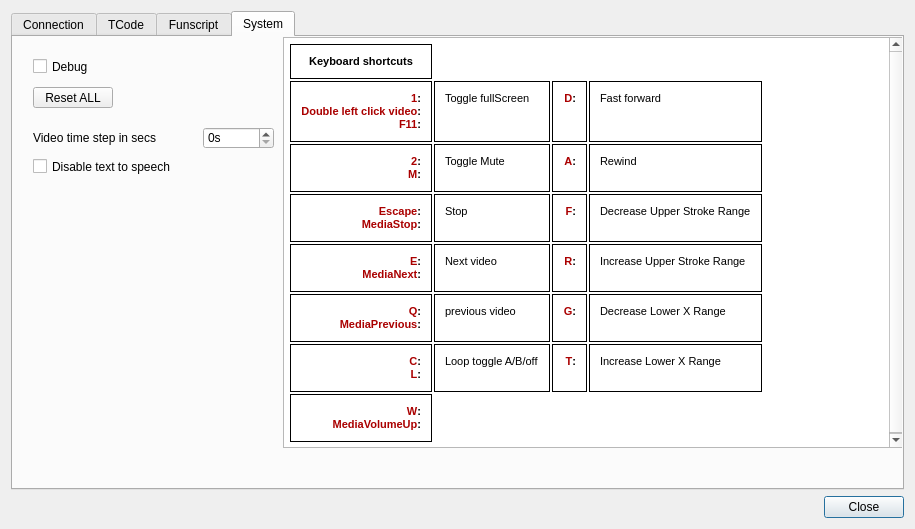
Qt form src/settings.ui (jcfain/XTPlayer) before a commit.
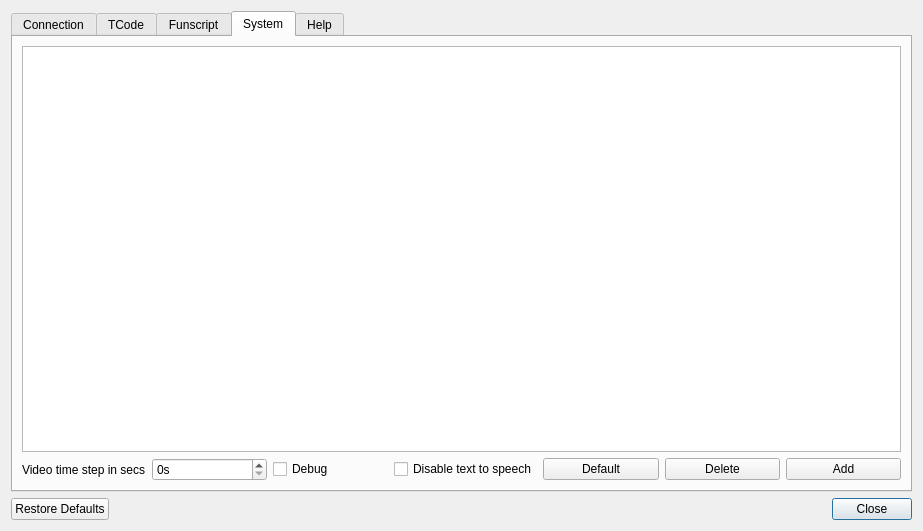
The same form after that commit. The open tabs and pages were chosen to show the change. Icons and pictures are not drawn.

Commit message: Adding the ability to add/delete/customize tcode channels. Fixed some issues with saving some multipliers.

The edit to the form file:
```diff
--- a/src/settings.ui
+++ b/src/settings.ui
@@ -6,8 +6,8 @@
    <rect>
     <x>0</x>
     <y>0</y>
-    <width>915</width>
-    <height>529</height>
+    <width>923</width>
+    <height>531</height>
    </rect>
   </property>
   <property name="windowTitle">
@@ -17,21 +17,24 @@
    <iconset resource="icons.qrc">
     <normaloff>:/images/icons/XTP-icon.png</normaloff>:/images/icons/XTP-icon.png</iconset>
   </property>
-  <layout class="QGridLayout" name="gridLayout_2" rowstretch="0,0,0,0,0">
+  <layout class="QGridLayout" name="gridLayout_2" rowstretch="0,0,0,0,0,0,0">
    <property name="sizeConstraint">
     <enum>QLayout::SetNoConstraint</enum>
    </property>
-   <item row="4" column="0">
+   <item row="5" column="1">
     <widget class="QDialogButtonBox" name="buttonBox">
      <property name="orientation">
       <enum>Qt::Horizontal</enum>
      </property>
      <property name="standardButtons">
-      <set>QDialogButtonBox::Close</set>
+      <set>QDialogButtonBox::Close|QDialogButtonBox::RestoreDefaults</set>
+     </property>
+     <property name="centerButtons">
+      <bool>false</bool>
      </property>
     </widget>
    </item>
-   <item row="0" column="0">
+   <item row="0" column="1">
     <widget class="QTabWidget" name="settingsTabWidget">
      <property name="currentIndex">
       <number>0</number>
@@ -397,41 +400,22 @@
       <attribute name="title">
        <string>System</string>
       </attribute>
-      <widget class="QCheckBox" name="checkBox">
-       <property name="geometry">
-        <rect>
-         <x>20</x>
-         <y>20</y>
-         <width>80</width>
-         <height>19</height>
-        </rect>
+      <layout class="QGridLayout" name="gridLayout_4">
+       <item row="0" column="0" colspan="7">
+        <widget class="QTableView" name="channelTableView"/>
+       </item>
+       <item row="1" column="0">
+        <widget class="QLabel" name="label_2">
+         <property name="toolTip">
+          <string>This sets the value the video will either skip forward or back via shortcuts.</string>
        </property>
        <property name="text">
-        <string>Debug</string>
-       </property>
-      </widget>
-      <widget class="QPushButton" name="resetAllButton">
-       <property name="geometry">
-        <rect>
-         <x>20</x>
-         <y>50</y>
-         <width>80</width>
-         <height>21</height>
-        </rect>
-       </property>
-       <property name="text">
-        <string>Reset ALL</string>
-       </property>
-      </widget>
+          <string>Video time step in secs</string>
+         </property>
+        </widget>
+       </item>
+       <item row="1" column="1">
       <widget class="QSpinBox" name="videoIncrementSpinBox">
-       <property name="geometry">
-        <rect>
-         <x>190</x>
-         <y>90</y>
-         <width>71</width>
-         <height>22</height>
-        </rect>
-       </property>
        <property name="toolTip">
         <string>This sets the value the video will either skip forward or back via shortcuts.</string>
        </property>
@@ -445,31 +429,51 @@
         <number>10</number>
        </property>
       </widget>
-      <widget class="QLabel" name="label_2">
-       <property name="geometry">
-        <rect>
-         <x>20</x>
-         <y>90</y>
-         <width>171</width>
-         <height>21</height>
-        </rect>
-       </property>
-       <property name="toolTip">
-        <string>This sets the value the video will either skip forward or back via shortcuts.</string>
-       </property>
+       </item>
+       <item row="1" column="2">
+        <widget class="QCheckBox" name="checkBox">
+         <property name="text">
+          <string>Debug</string>
+         </property>
+        </widget>
+       </item>
+       <item row="1" column="3">
+        <widget class="QCheckBox" name="disableTextToSpeechCheckBox">
+         <property name="text">
+          <string>Disable text to speech</string>
+         </property>
+        </widget>
+       </item>
+       <item row="1" column="4">
+        <widget class="QPushButton" name="axisDefaultButton">
        <property name="text">
-        <string>Video time step in secs</string>
-       </property>
-      </widget>
+          <string>Default</string>
+         </property>
+        </widget>
+       </item>
+       <item row="1" column="5">
+        <widget class="QPushButton" name="channelDeleteButton">
+         <property name="text">
+          <string>Delete</string>
+         </property>
+        </widget>
+       </item>
+       <item row="1" column="6">
+        <widget class="QPushButton" name="channelAddButton">
+         <property name="text">
+          <string>Add</string>
+         </property>
+        </widget>
+       </item>
+      </layout>
+     </widget>
+     <widget class="QWidget" name="helpTab">
+      <attribute name="title">
+       <string>Help</string>
+      </attribute>
+      <layout class="QGridLayout" name="gridLayout_5">
+       <item row="0" column="0">
       <widget class="QTextEdit" name="textEdit">
-       <property name="geometry">
-        <rect>
-         <x>270</x>
-         <y>0</y>
-         <width>621</width>
-         <height>411</height>
-        </rect>
-       </property>
        <property name="html">
         <string>&lt;!DOCTYPE HTML PUBLIC &quot;-//W3C//DTD HTML 4.0//EN&quot; &quot;http://www.w3.org/TR/REC-html40/strict.dtd&quot;&gt;
 &lt;html&gt;&lt;head&gt;&lt;meta name=&quot;qrichtext&quot; content=&quot;1&quot; /&gt;&lt;style type=&quot;text/css&quot;&gt;
@@ -612,19 +616,8 @@
 &lt;td&gt;&lt;/td&gt;&lt;/tr&gt;&lt;/table&gt;&lt;/body&gt;&lt;/html&gt;</string>
        </property>
       </widget>
-      <widget class="QCheckBox" name="disableTextToSpeechCheckBox">
-       <property name="geometry">
-        <rect>
-         <x>20</x>
-         <y>120</y>
-         <width>241</width>
-         <height>19</height>
-        </rect>
-       </property>
-       <property name="text">
-        <string>Disable text to speech</string>
-       </property>
-      </widget>
+       </item>
+      </layout>
      </widget>
     </widget>
    </item>
```
Left out of the diff: 63 changed lines with no effect on the pictures. Lines whose indentation alone changed are shown as unchanged. The commit also changes 12 other files.
